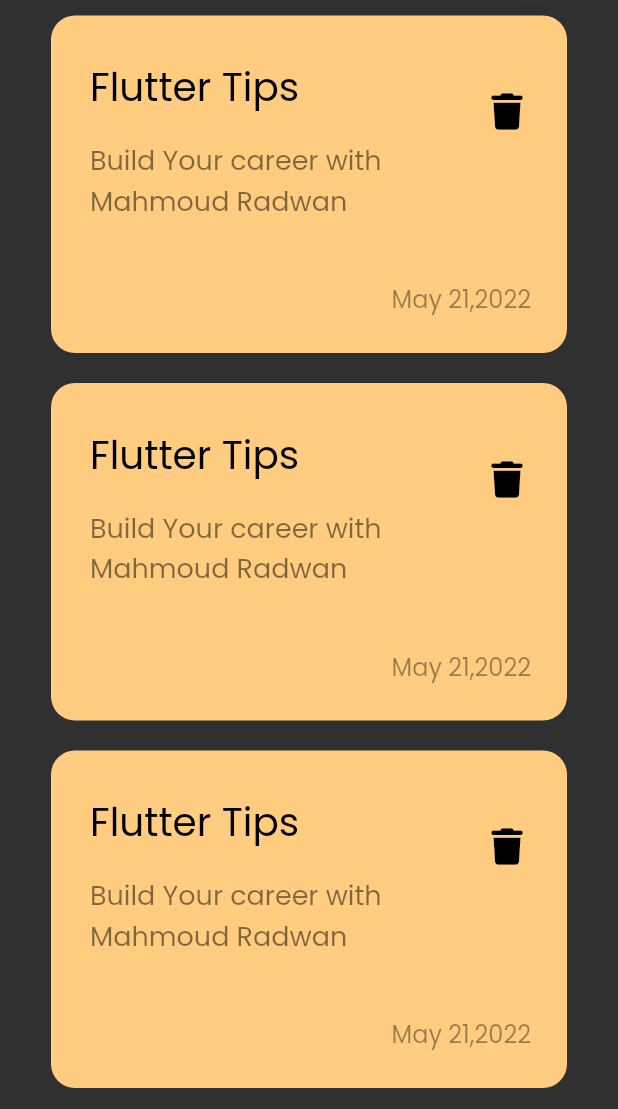
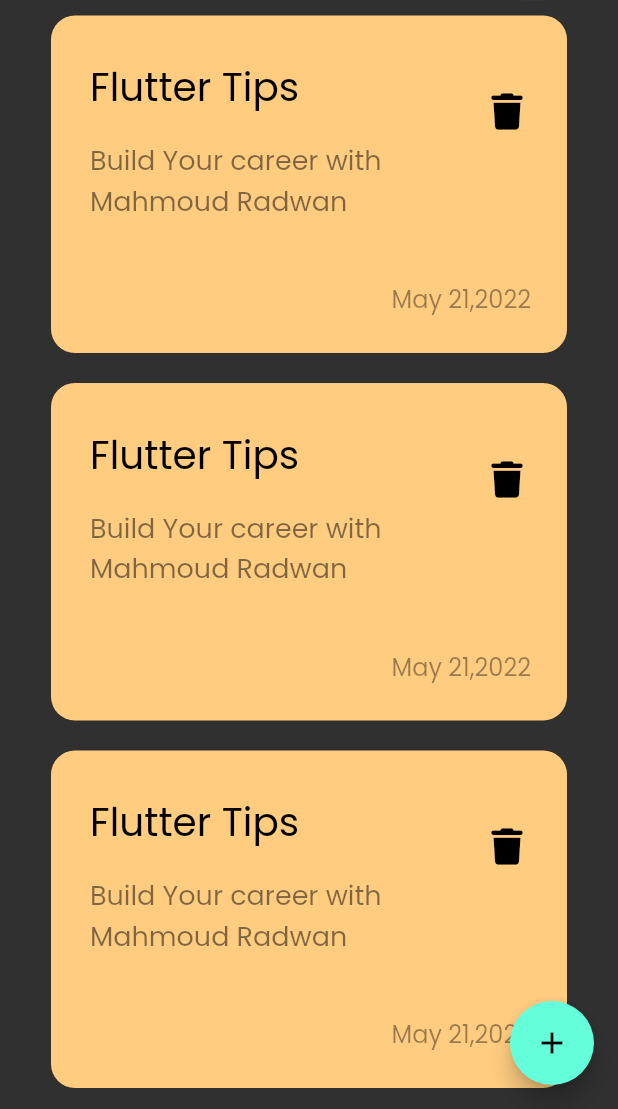
Before and after one commit to mahmoudradwan11/Notes_App, a Flutter app: the screen it shows after launch, on a phone screen of 412 x 824 dp, the part 127-1236 px from its top. Run offline on Flutter 3.47's test engine with Material 2 defaults, Android fonts, the phone set to English and light mode, and no system bars; our stand-ins replace font_awesome_flutter, hexcolor.

Commit message:
create FloatingActionButton

```diff
--- a/lib/views/notes_view.dart
+++ b/lib/views/notes_view.dart
@@ -6,8 +6,9 @@ class NotesView extends StatelessWidget{
 
   @override
   Widget build(BuildContext context) {
-    return const Scaffold(
-      body: NotesViewBody(),
+    return  Scaffold(
+      body: const NotesViewBody(),
+      floatingActionButton: FloatingActionButton(onPressed:(){},child: const Icon(Icons.add),),
     );
   }
 }
--- a/lib/views/widgets/notes_view_body.dart
+++ b/lib/views/widgets/notes_view_body.dart
@@ -1,5 +1,6 @@
 import 'package:flutter/material.dart';
 import 'package:notes/views/widgets/custom_app_bar.dart';
+import 'package:notes/views/widgets/custom_note_item.dart';
 import 'package:notes/views/widgets/custom_notes_ListView.dart';
 
 class NotesViewBody extends StatelessWidget {
```
